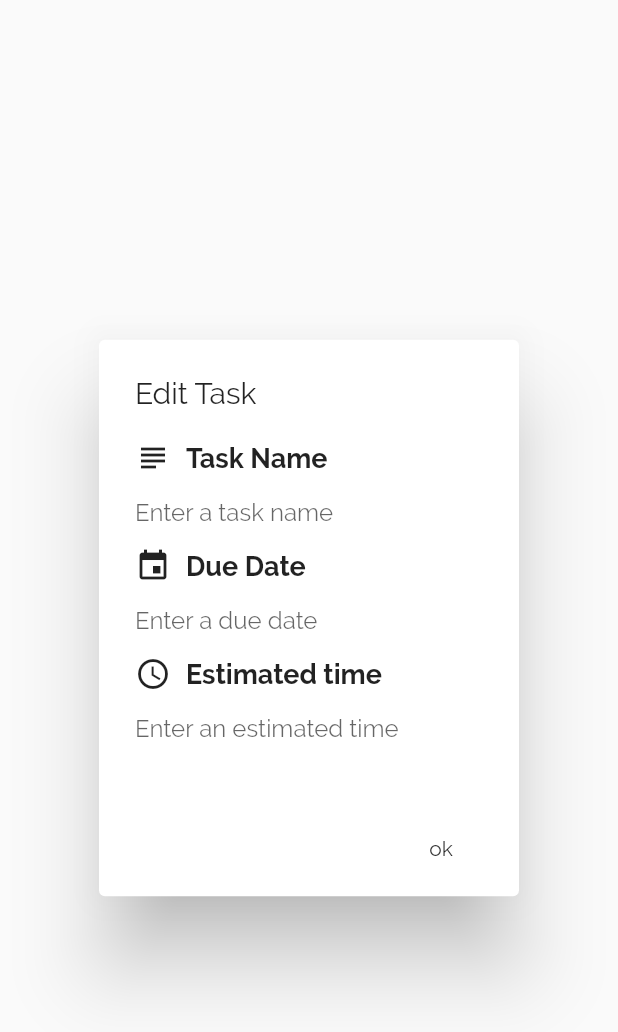
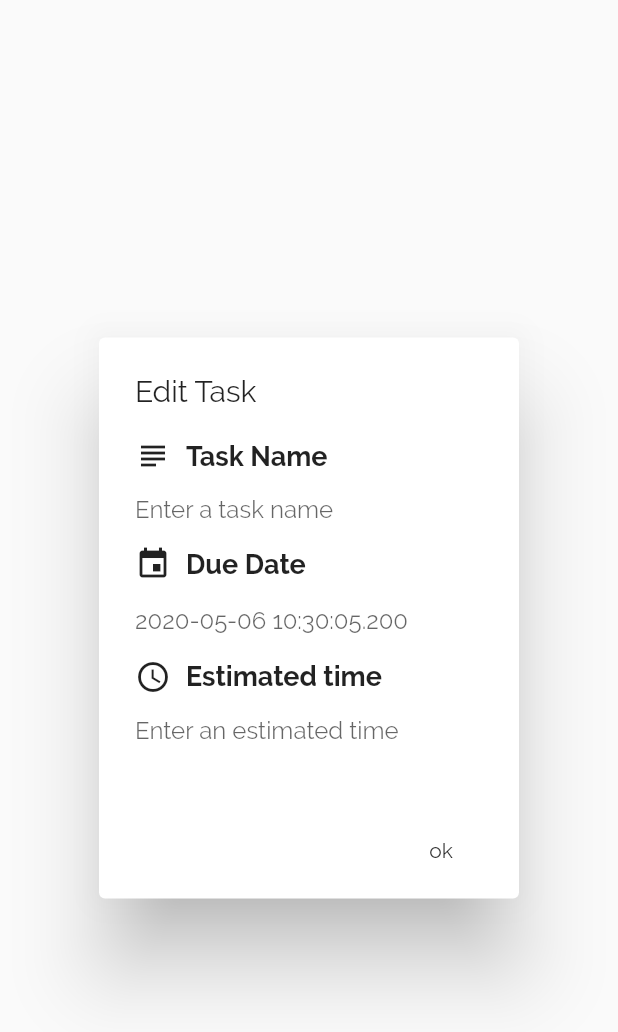
Before and after one commit to garrettluu/routine.ly, a Flutter app: the EditTaskDialog widget shown alone on an empty page, opened directly with empty values, on a phone screen of 412 x 824 dp. Shown: the top 1032 px of the screen. Run offline on Flutter 3.47's test engine with Material 2 defaults, Android fonts, the phone set to English and light mode, and no system bars; our stand-ins replace cloud_firestore, flutter_signin_button, flutter_svg; accounts and stored records are empty.

Commit message:
Modified Firebase adapter to use dateTime instead of string

```diff
--- a/lib/DatabaseTaskAdapter.dart
+++ b/lib/DatabaseTaskAdapter.dart
@@ -1,6 +1,6 @@
 abstract class DatabaseTaskAdapter {
   getTaskList();
   deleteTask(String id);
-  createTask({String name, String time, String due});
-  updateTask(String name, String time, String due, String id);
+  createTask({String name, String time, DateTime due});
+  updateTask(String name, String time, DateTime due, String id);
 }
--- a/lib/FirebaseTaskAdapter.dart
+++ b/lib/FirebaseTaskAdapter.dart
@@ -32,7 +32,7 @@ class FirebaseTaskAdapter implements DatabaseTaskAdapter{
       (DocumentSnapshot doc) => new Task(
         title: doc["name"],
         time: doc["time"],
-        due: doc["due"],
+        due: (doc["due"] as Timestamp).toDate(),
         id: doc.documentID,
       )
     ).toList();
@@ -50,14 +50,14 @@ class FirebaseTaskAdapter implements DatabaseTaskAdapter{
   }
 
   @override
-  createTask({String name, String time, String due}) {
-    firebaseInstance.collection('tasks').add(<String, String>{'name': name, 'due': due, 'time': time});
+  createTask({String name, String time, DateTime due}) {
+    firebaseInstance.collection('tasks').add(<String, dynamic>{'name': name, 'due': Timestamp.fromDate(due), 'time': time});
   }
 
   @override
-  updateTask(String name, String time, String due, String id) {
+  updateTask(String name, String time, DateTime due, String id) {
     firebaseInstance.collection('tasks').document(id).updateData(
-      <String, String>{'name': name, 'due': due, 'time': time}
+      <String, dynamic>{'name': name, 'due': Timestamp.fromDate(due), 'time': time}
     );
   }
 }
--- a/lib/main.dart
+++ b/lib/main.dart
@@ -158,23 +158,27 @@ class Dashboard extends StatelessWidget {
   }
 }
 
-class EditTaskDialog extends StatelessWidget {
-  EditTaskDialog({Key key, this.title = '', this.due = '', this.time = '', @required this.id}) : super(key: key);
+class EditTaskDialog extends StatefulWidget {
+  EditTaskDialog({Key key, this.title = '', this.due, this.time = '', @required this.id}) : super(key: key);
   final String title;
-  final String due;
+  final DateTime due;
   final String time;
   final String id;
 
   @override
+  _EditTaskDialogState createState() => _EditTaskDialogState();
+}
+
+class _EditTaskDialogState extends State<EditTaskDialog> {
+  DateTime _due;
+
+  @override
   Widget build(BuildContext context) {
     final controllerName = TextEditingController(
-      text: title,
-    );
-    final controllerDue = TextEditingController(
-      text: due,
+      text: widget.title,
     );
     final controllerTime = TextEditingController(
-      text: time,
+      text: widget.time,
     );
     return AlertDialog(
       title: Text('Edit Task'),
@@ -197,13 +201,13 @@ class EditTaskDialog extends StatelessWidget {
             icon: Icons.event,
             title: "Due Date",
             padding: EdgeInsets.all(0),
-            input: TextField(
-              controller: controllerDue,
-              decoration: InputDecoration(
-                border: InputBorder.none,
-                hintText: "Enter a due date",
-              ),
-            )
+            input: DatePicker(
+              updateState: (date) {
+                setState(() {
+                  _due = date;
+                });
+              },
+            ),
           ),
           IconInput(
             icon: Icons.access_time,
@@ -227,8 +231,8 @@ class EditTaskDialog extends StatelessWidget {
           Dashboard.firebase.updateTask(
             controllerName.text,
             controllerTime.text,
-            controllerDue.text,
-            id
+            _due,
+            widget.id
           );
           Navigator.of(context).pop();
         },
@@ -242,7 +246,7 @@ class Task extends StatelessWidget {
   Task({Key key, this.title, this.time, this.due, this.id}) : super(key: key);
   final String title;
   final String time;
-  final String due;
+  final DateTime due;
   final String id;
 
   @override
@@ -285,7 +289,7 @@ class Task extends StatelessWidget {
                       textAlign: TextAlign.left,
                     ),
                     Text(
-                      "Due: " + due,
+                      "Due: " + due.toString(),
                       textAlign: TextAlign.left,
                     ),
                   ],
@@ -325,7 +329,6 @@ class EditTask extends StatefulWidget {
 class _EditTaskState extends State<EditTask> {
   final controllerName = TextEditingController();
   final controllerTime = TextEditingController();
-  final controllerDue = TextEditingController();
 
   DateTime _due;
 
@@ -333,7 +336,6 @@ class _EditTaskState extends State<EditTask> {
   void dispose() {
     controllerName.dispose();
     controllerTime.dispose();
-    controllerDue.dispose();
     super.dispose();
   }
 
@@ -362,7 +364,7 @@ class _EditTaskState extends State<EditTask> {
                     icon: Icons.subject,
                     title: "Task Name",
                     input: TextField(
-                      controller: controllerDue,
+                      controller: controllerName,
                       decoration: InputDecoration(
                         border: InputBorder.none,
                         hintText: "Enter a task name",
@@ -399,7 +401,7 @@ class _EditTaskState extends State<EditTask> {
             onPressed: () {
               Dashboard.firebase.createTask(
                 name: controllerName.text,
-                due: controllerDue.text,
+                due: _due,
                 time: controllerTime.text,
               );
               Navigator.pop(context);
```
